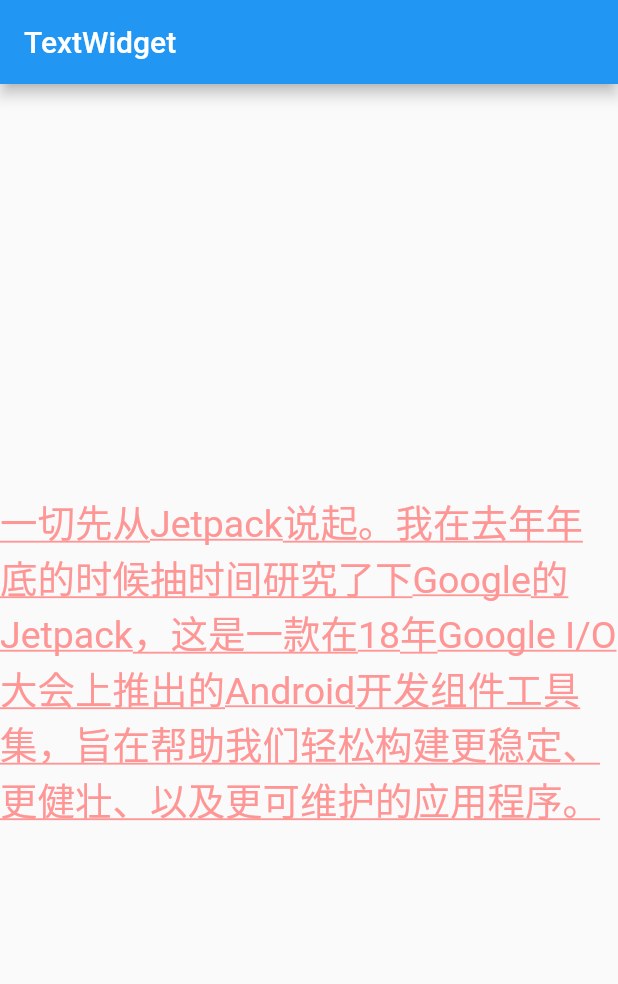
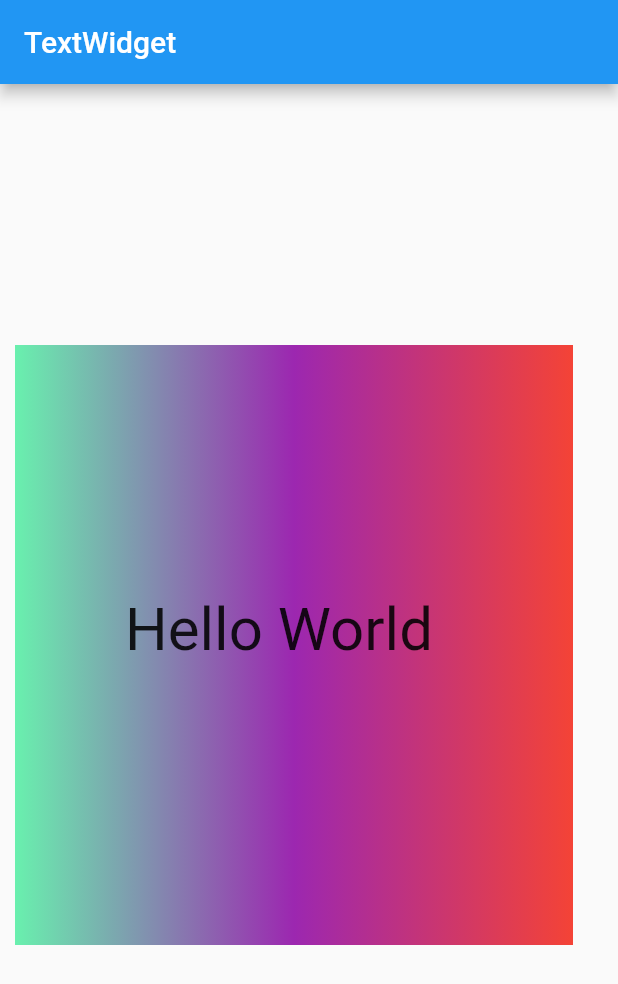
Before and after one commit to wangjing71/flutter_app, a Flutter app: the screen it shows after launch, on a phone screen of 412 x 824 dp. Shown: the top 984 px of the screen. Run offline on Flutter 3.47's test engine with Material 2 defaults, Android fonts, the phone set to English and light mode, and no system bars.

Commit message:
Container 容器

```diff
--- a/lib/main.dart
+++ b/lib/main.dart
@@ -13,17 +13,25 @@ class MyApp extends StatelessWidget {
             title: Text('TextWidget'),
           ),
           body: Center(
-            child: Text(
-              '一切先从Jetpack说起。我在去年年底的时候抽时间研究了下Google的Jetpack，这是一款在18年Google I/O大会上推出的Android开发组件工具集，旨在帮助我们轻松构建更稳定、更健壮、以及更可维护的应用程序。',
-              textAlign: TextAlign.left,
-//              maxLines: 2,
-//              overflow: TextOverflow.fade,
-            style: TextStyle(
-              fontSize: 25.0,
-              color: Color.fromARGB(255, 255, 150, 150),
-              decoration: TextDecoration.underline,
-              decorationStyle: TextDecorationStyle.solid,
-            ),
+            child: Container(
+              child: new Text(
+                "Hello World",
+                style: TextStyle(fontSize: 40.0),
+              ),
+              alignment: Alignment.center,
+              width: 500,
+              height: 400,
+              padding: const EdgeInsets.fromLTRB(10, 20, 30, 40),
+              margin: const EdgeInsets.fromLTRB(10, 20, 30, 40),
+              decoration: new BoxDecoration(
+                gradient: const LinearGradient(
+                    colors: [
+                      Colors.greenAccent,
+                      Colors.purple,
+                      Colors.red,
+                    ]
+                )
+              ),
             ),
           ),
         ));
```
